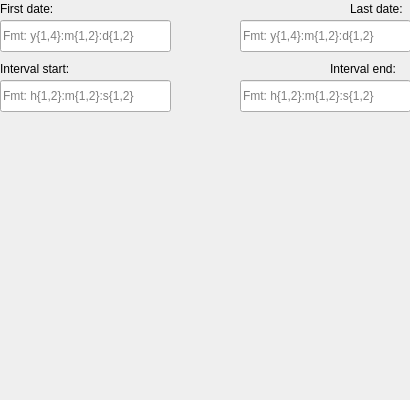
YFL/appointy_appointment_and_request_creator, file appointment_request_widget.ui: the form before one commit.
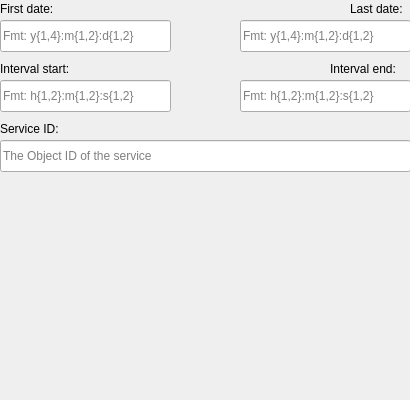
The form after the commit.

```diff
--- a/appointment_request_widget.ui
+++ b/appointment_request_widget.ui
@@ -117,6 +117,32 @@
     <string>Fmt: h{1,2}:m{1,2}:s{1,2}</string>
    </property>
   </widget>
+  <widget class="QLabel" name="service_id_label">
+   <property name="geometry">
+    <rect>
+     <x>0</x>
+     <y>120</y>
+     <width>61</width>
+     <height>18</height>
+    </rect>
+   </property>
+   <property name="text">
+    <string>Service ID:</string>
+   </property>
+  </widget>
+  <widget class="QLineEdit" name="service_id">
+   <property name="geometry">
+    <rect>
+     <x>0</x>
+     <y>140</y>
+     <width>411</width>
+     <height>32</height>
+    </rect>
+   </property>
+   <property name="placeholderText">
+    <string>The Object ID of the service</string>
+   </property>
+  </widget>
  </widget>
  <resources/>
  <connections/>
```
